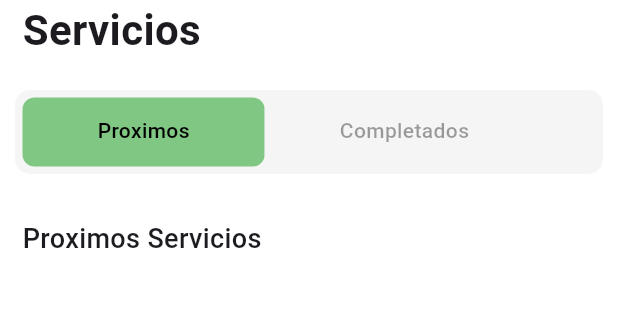
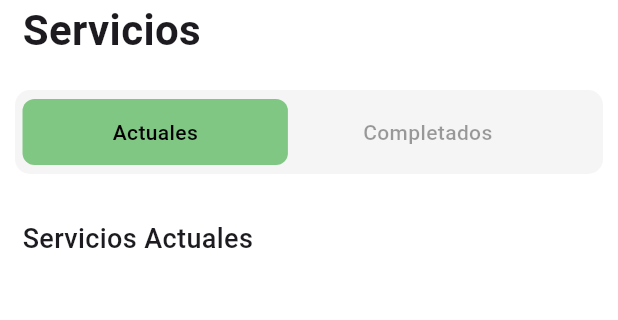
Before and after one commit to GabrielAgundiz/MechanicTracking, a Flutter app: the TrackingPage screen opened directly, on a phone screen of 412 x 824 dp, the part 84-404 px from its top. Run offline on Flutter 3.47's test engine with Material 3 defaults, Android fonts, the phone set to English and light mode, and no system bars; our stand-ins replace cloud_firestore, dotted_line, email_validator, firebase_auth, firebase_core, google_fonts and 2 more; missing offline and left inert: custom_clippers; accounts and stored records are empty; network calls fail.

Commit message:
Padding Bug Fixes

```diff
--- a/mechanictraking/lib/screens/admin/trackingad.dart
+++ b/mechanictraking/lib/screens/admin/trackingad.dart
@@ -64,6 +64,10 @@ class _TrackingPageADState extends State<TrackingPageAD> {
                 child: ListView(
                   scrollDirection: Axis.horizontal,
                   children: [
+                    Row(
+                      mainAxisAlignment: MainAxisAlignment.spaceBetween,
+                      crossAxisAlignment: CrossAxisAlignment.center,
+                      children: [
                         InkWell(
                           onTap: () {
                             setState(() {
@@ -116,6 +120,8 @@ class _TrackingPageADState extends State<TrackingPageAD> {
                         ),
                       ],
                     ),
+                  ],
+                ),
               ),
               const SizedBox(
                 height: 30,
--- a/mechanictraking/lib/screens/user/trackdetails.dart
+++ b/mechanictraking/lib/screens/user/trackdetails.dart
@@ -157,7 +157,7 @@ class TrackDetailsPage extends StatelessWidget {
                 height: 20,
               ),
               Padding(
-                padding: EdgeInsets.symmetric(horizontal: 120),
+                padding: EdgeInsets.symmetric(horizontal: 60),
                 child: Column(
                   children: [
                     Text(
--- a/mechanictraking/lib/screens/user/tracking.dart
+++ b/mechanictraking/lib/screens/user/tracking.dart
@@ -65,6 +65,10 @@ class _TrackingPageState extends State<TrackingPage> {
                 child: ListView(
                   scrollDirection: Axis.horizontal,
                   children: [
+                    Row(
+                      mainAxisAlignment: MainAxisAlignment.spaceBetween,
+                      crossAxisAlignment: CrossAxisAlignment.center,
+                      children: [
                         InkWell(
                           onTap: () {
                             setState(() {
@@ -73,14 +77,14 @@ class _TrackingPageState extends State<TrackingPage> {
                           },
                           child: Container(
                             padding: const EdgeInsets.symmetric(
-                            vertical: 12, horizontal: 50),
+                                vertical: 12, horizontal: 60),
                             decoration: BoxDecoration(
                               borderRadius: BorderRadius.circular(8),
                               color: _buttonIndex == 0
                                   ? Colors.green[300]
                                   : Colors.grey[100],
                             ),
-                        child: Text("Proximos",
+                            child: Text("Actuales",
                                 style: TextStyle(
                                   fontSize: 14,
                                   fontWeight: FontWeight.w500,
@@ -117,6 +121,8 @@ class _TrackingPageState extends State<TrackingPage> {
                         ),
                       ],
                     ),
+                  ],
+                ),
               ),
               const SizedBox(
                 height: 30,
--- a/mechanictraking/lib/screens/user/widgets/actualtracking.dart
+++ b/mechanictraking/lib/screens/user/widgets/actualtracking.dart
@@ -48,7 +48,7 @@ class _ActualTrackingState extends State<ActualTracking> {
               crossAxisAlignment: CrossAxisAlignment.start,
               children: [
                 const Text(
-                  "Proximos Servicios",
+                  "Servicios Actuales",
                   style: TextStyle(
                     fontSize: 18,
                     fontWeight: FontWeight.w500,
```
Lines whose indentation alone changed are shown as unchanged.
